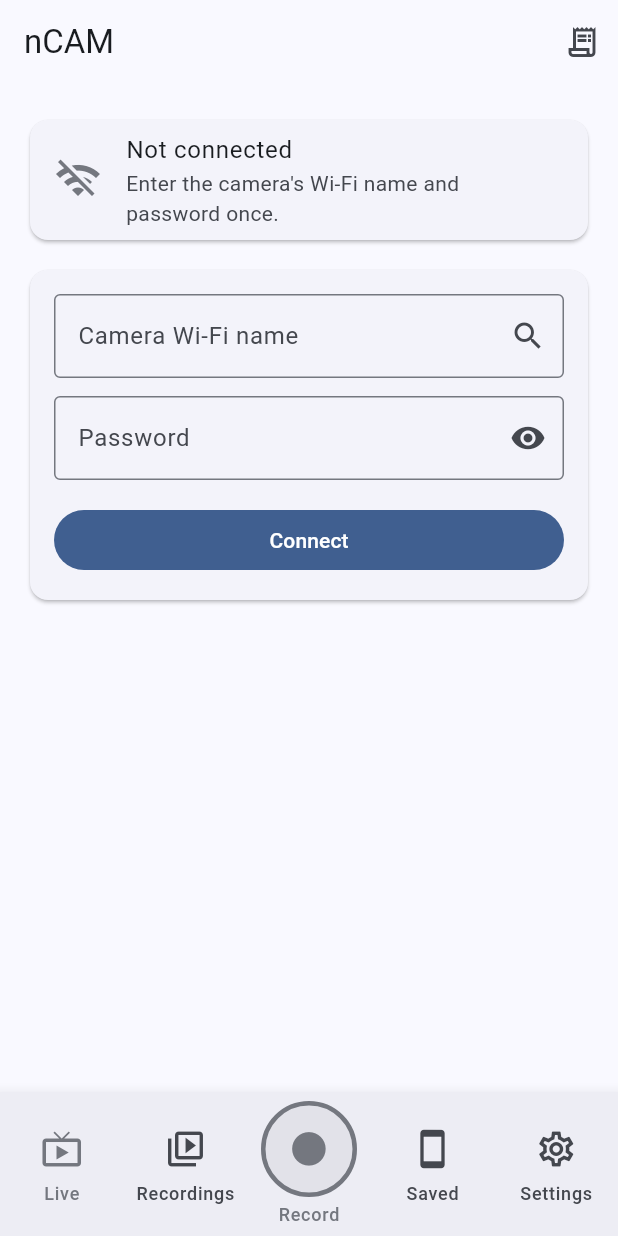
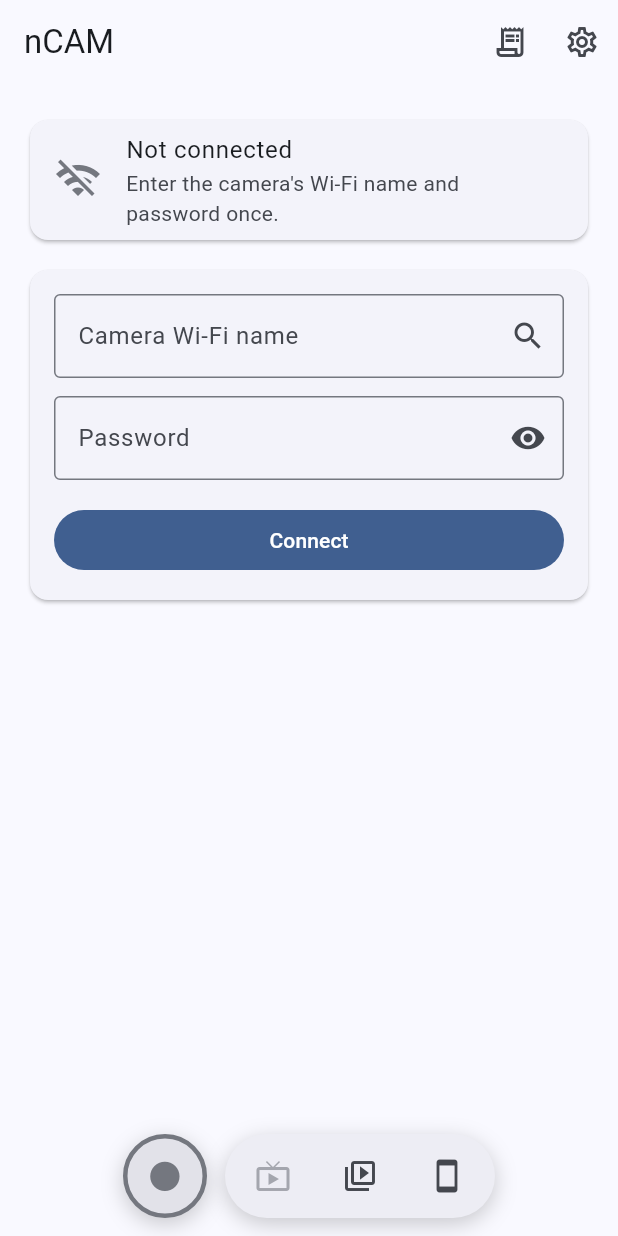
Before and after one commit to EnderDragonEP/nCAM, a Flutter app: the screen it shows after launch, on a phone screen of 412 x 824 dp. Run offline on Flutter 3.47's test engine with Material 3 defaults, Android fonts, the phone set to English and light mode, and no system bars; our stand-ins replace flutter_riverpod, flutter_secure_storage, shared_preferences, video_player.

Commit message:
feat: replace the bottom bar with a floating dock
The dock is now a floating pill of icons (Live, Recordings, Saved), in
the style of Next Player, with a highlight that slides to the open page
and the record button floating beside it. Pages scroll behind it over a
soft fade and leave room at their end. Settings moved to the home
page's top bar, next to the log button.

The highlight uses Material 3's emphasized easing; easeOutBack
overshot and was cut off at the end of the pill.

Co-Authored-By: Claude Opus 5.5 <noreply@anthropic.com>

```diff
--- a/lib/ui/app_shell.dart
+++ b/lib/ui/app_shell.dart
@@ -75,13 +75,50 @@ class _AppShellState extends ConsumerState<AppShell> {
       onPopInvokedWithResult: (didPop, _) {
         if (!didPop) home();
       },
-      child: Scaffold(body: page, bottomNavigationBar: const Dock()),
+      // extendBody: pages run behind the floating dock instead of stopping above it.
+      child: Scaffold(
+        extendBody: true,
+        body: page,
+        bottomNavigationBar: const Dock(),
+      ),
     );
   }
 }
 
+/// One page in the floating dock.
+class _Destination {
+  const _Destination(this.tab, this.icon, this.selectedIcon, this.label);
+  final ShellTab tab;
+  final IconData icon;
+  final IconData selectedIcon;
+  final String label;
+}
+
+const _destinations = [
+  _Destination(ShellTab.live, Icons.live_tv_outlined, Icons.live_tv, 'Live'),
+  _Destination(
+    ShellTab.recordings,
+    Icons.video_library_outlined,
+    Icons.video_library,
+    'Recordings',
+  ),
+  _Destination(
+    ShellTab.saved,
+    Icons.smartphone_outlined,
+    Icons.smartphone,
+    'Saved',
+  ),
+];
+
+/// Floating navigation: the record button on the left, and a pill of page icons with
+/// a highlight that slides to the open page. Settings opens from the home page. Pages scroll behind it over
+/// a soft fade.
 class Dock extends ConsumerWidget {
   const Dock({super.key});
+
+  static const itemWidth = 56.0;
+  static const itemHeight = 48.0;
+  static const itemGap = 2.0;
 
   @override
   Widget build(BuildContext context, WidgetRef ref) {
@@ -89,46 +126,97 @@ class Dock extends ConsumerWidget {
     final session = ref.watch(sessionProvider);
     final ready = session.connected && session.status != null;
     final scheme = Theme.of(context).colorScheme;
+    final background = Theme.of(context).scaffoldBackgroundColor;
 
-    Widget item(ShellTab target, IconData icon, String label, bool enabled) =>
-        Expanded(
-          child: _DockItem(
-            icon: icon,
-            label: label,
-            selected: tab == target,
-            enabled: enabled,
+    bool enabled(ShellTab t) => t != ShellTab.live || ready;
+    final selected = _destinations.indexWhere((d) => d.tab == tab);
+
+    final pill = DecoratedBox(
+      decoration: BoxDecoration(
+        color: scheme.surfaceContainer,
+        borderRadius: BorderRadius.circular(100),
+        boxShadow: const [
+          BoxShadow(
+            color: Color(0x33000000),
+            blurRadius: 12,
+            offset: Offset(0, 4),
+          ),
+        ],
+      ),
+      child: Padding(
+        padding: const EdgeInsets.all(4),
+        child: SizedBox(
+          width:
+              _destinations.length * itemWidth +
+              (_destinations.length - 1) * itemGap,
+          height: itemHeight,
+          child: Stack(
+            children: [
+              // The highlight behind the open page; hidden on the home page.
+              AnimatedPositioned(
+                // Material 3's emphasized easing: lively, but it never overshoots,
+                // so the highlight cannot slide past the end of the pill and get
+                // cut off (easeOutBack did).
+                duration: const Duration(milliseconds: 400),
+                curve: Curves.easeInOutCubicEmphasized,
+                left: (selected < 0 ? 0 : selected) * (itemWidth + itemGap),
+                top: 0,
+                width: itemWidth,
+                height: itemHeight,
+                child: AnimatedOpacity(
+                  duration: const Duration(milliseconds: 200),
+                  opacity: selected < 0 ? 0 : 1,
+                  child: DecoratedBox(
+                    decoration: BoxDecoration(
+                      color: scheme.secondaryContainer,
+                      borderRadius: BorderRadius.circular(100),
+                    ),
+                  ),
+                ),
+              ),
+              Row(
+                children: [
+                  for (var i = 0; i < _destinations.length; i++) ...[
+                    if (i > 0) const SizedBox(width: itemGap),
+                    _DockItem(
+                      destination: _destinations[i],
+                      selected: i == selected,
+                      enabled: enabled(_destinations[i].tab),
                       // Tapping the open page again goes back home.
                       onTap: () => ref
                           .read(shellTabProvider.notifier)
-                .show(tab == target ? null : target),
+                          .show(i == selected ? null : _destinations[i].tab),
+                    ),
+                  ],
+                ],
+              ),
+            ],
+          ),
+        ),
       ),
     );
 
-    return Material(
-      color: scheme.surfaceContainer,
-      elevation: 8,
+    return DecoratedBox(
+      // Pages scroll behind the dock; this fade keeps it readable over them.
+      decoration: BoxDecoration(
+        gradient: LinearGradient(
+          begin: Alignment.topCenter,
+          end: Alignment.bottomCenter,
+          colors: [background.withValues(alpha: 0), background],
+        ),
+      ),
       child: SafeArea(
         top: false,
-        // Sized by its contents, so large system text never overflows it.
         child: Padding(
-          padding: const EdgeInsets.symmetric(vertical: 6),
+          padding: const EdgeInsets.fromLTRB(16, 16, 16, 12),
           child: Row(
-            crossAxisAlignment: CrossAxisAlignment.center,
+            mainAxisAlignment: MainAxisAlignment.center,
             children: [
-              item(ShellTab.live, Icons.live_tv_outlined, 'Live', ready),
-              item(
-                ShellTab.recordings,
-                Icons.video_library_outlined,
-                'Recordings',
-                true,
-              ),
-              const Expanded(child: RecordButton()),
-              item(ShellTab.saved, Icons.smartphone, 'Saved', true),
-              item(
-                ShellTab.settings,
-                Icons.settings_outlined,
-                'Settings',
-                true, // app settings work without the camera
+              const RecordButton(),
+              const SizedBox(width: 12),
+              // Shrinks only if the screen is very narrow or the text is huge.
+              Flexible(
+                child: FittedBox(fit: BoxFit.scaleDown, child: pill),
               ),
             ],
           ),
@@ -140,15 +228,13 @@ class Dock extends ConsumerWidget {
 
 class _DockItem extends StatelessWidget {
   const _DockItem({
-    required this.icon,
-    required this.label,
+    required this.destination,
     required this.selected,
     required this.enabled,
     required this.onTap,
   });
 
-  final IconData icon;
-  final String label;
+  final _Destination destination;
   final bool selected;
   final bool enabled;
   final VoidCallback onTap;
@@ -157,44 +243,29 @@ class _DockItem extends StatelessWidget {
   Widget build(BuildContext context) {
     final scheme = Theme.of(context).colorScheme;
     final color = !enabled
-        ? scheme.outline
+        ? scheme.outline.withValues(alpha: 0.6)
         : selected
-        ? scheme.primary
+        ? scheme.onSecondaryContainer
         : scheme.onSurfaceVariant;
-    return Semantics(
+    return Tooltip(
+      message: destination.label,
+      child: Semantics(
         button: true,
         selected: selected,
         enabled: enabled,
-      label: label,
+        label: destination.label,
         excludeSemantics: true,
         child: InkWell(
           onTap: enabled ? onTap : null,
-        child: Padding(
-          padding: const EdgeInsets.symmetric(vertical: 8),
-          child: Column(
-            mainAxisSize: MainAxisSize.min,
-            children: [
-              Container(
-                padding: const EdgeInsets.symmetric(
-                  horizontal: 16,
-                  vertical: 4,
+          customBorder: const StadiumBorder(),
+          child: SizedBox(
+            width: Dock.itemWidth,
+            height: Dock.itemHeight,
+            child: Icon(
+              selected ? destination.selectedIcon : destination.icon,
+              size: 24,
+              color: color,
             ),
-                decoration: BoxDecoration(
-                  color: selected ? scheme.secondaryContainer : null,
-                  borderRadius: BorderRadius.circular(16),
-                ),
-                child: Icon(icon, size: 28, color: color),
-              ),
-              const SizedBox(height: 4),
-              Text(
-                label,
-                maxLines: 1,
-                overflow: TextOverflow.fade,
-                softWrap: false,
-                style: Theme.of(context).textTheme.labelMedium
-                    ?.copyWith(color: color),
-              ),
-            ],
           ),
         ),
       ),
--- a/lib/ui/home_screen.dart
+++ b/lib/ui/home_screen.dart
@@ -33,6 +33,13 @@ class HomeScreen extends ConsumerWidget {
             ),
             icon: const Icon(Icons.receipt_long_outlined),
           ),
+          // Opens inside the app frame, so the dock stays and Back returns here.
+          IconButton(
+            tooltip: 'Settings',
+            onPressed: () =>
+                ref.read(shellTabProvider.notifier).show(ShellTab.settings),
+            icon: const Icon(Icons.settings_outlined),
+          ),
           if (s.connected)
             IconButton(
               tooltip: 'Refresh',
@@ -50,7 +57,13 @@ class HomeScreen extends ConsumerWidget {
       body: !s.loaded
           ? const SizedBox.shrink()
           : ListView(
-              padding: const EdgeInsets.all(16),
+              // The floating dock sits over the bottom of the page.
+              padding: EdgeInsets.fromLTRB(
+                16,
+                16,
+                16,
+                16 + MediaQuery.paddingOf(context).bottom,
+              ),
               children: [
                 _LinkCard(state: s),
                 const RecordingPausedBanner(margin: EdgeInsets.only(top: 12)),
--- a/lib/ui/record_button.dart
+++ b/lib/ui/record_button.dart
@@ -14,7 +14,7 @@ const holdToStop = Duration(milliseconds: 1500);
 /// Not recording: a tap starts recording. Recording: a tap only explains; the button has
 /// to be held while a ring fills, so a mis-tap on the road never stops the camera.
 class RecordButton extends ConsumerStatefulWidget {
-  const RecordButton({super.key, this.size = 64});
+  const RecordButton({super.key, this.size = 56});
   final double size;
 
   @override
@@ -86,21 +86,25 @@ class _RecordButtonState extends ConsumerState<RecordButton>
     final scheme = Theme.of(context).colorScheme;
     final size = widget.size;
 
+    // No visible label in the floating dock: the state is in the icon and colour, and
+    // spelled out for screen readers here.
     final String label;
     if (!available) {
-      label = fastPhase != FastPhase.idle ? 'Paused' : 'Record';
+      label = fastPhase != FastPhase.idle
+          ? 'Recording paused for fast download.'
+          : 'Record. Not available until the camera is connected.';
     } else if (_working) {
-      label = recording ? 'Stopping…' : 'Starting…';
+      label = recording ? 'Stopping recording.' : 'Starting recording.';
     } else {
-      label = recording ? 'Hold to stop' : 'Record';
+      label = recording
+          ? 'Recording. Press and hold to stop.'
+          : 'Not recording. Tap to start.';
     }
 
     return Semantics(
       button: true,
       enabled: enabled,
-      label: recording
-          ? 'Recording. Press and hold to stop.'
-          : 'Not recording. Tap to start.',
+      label: label,
       child: GestureDetector(
         behavior: HitTestBehavior.opaque,
         onTapDown: !enabled
@@ -133,10 +137,7 @@ class _RecordButtonState extends ConsumerState<RecordButton>
           if (_pressWhileRecording == true) _hold.reverse();
           _pressWhileRecording = null;
         },
-        child: Column(
-          mainAxisSize: MainAxisSize.min,
-          children: [
-            SizedBox(
+        child: SizedBox(
           width: size,
           height: size,
           child: Stack(
@@ -151,11 +152,18 @@ class _RecordButtonState extends ConsumerState<RecordButton>
                       ? scheme.surfaceContainerHighest
                       : recording
                       ? Colors.red
-                          : scheme.surfaceContainerHigh,
+                      : scheme.surfaceContainer,
                   border: Border.all(
                     color: available ? Colors.red : scheme.outline,
                     width: 3,
                   ),
+                  boxShadow: const [
+                    BoxShadow(
+                      color: Color(0x33000000),
+                      blurRadius: 12,
+                      offset: Offset(0, 4),
+                    ),
+                  ],
                 ),
                 child: _working
                     ? Padding(
@@ -166,7 +174,11 @@ class _RecordButtonState extends ConsumerState<RecordButton>
                         ),
                       )
                     : Icon(
-                            recording ? Icons.stop_rounded : Icons.circle,
+                        !available && fastPhase != FastPhase.idle
+                            ? Icons.pause_rounded
+                            : recording
+                            ? Icons.stop_rounded
+                            : Icons.circle,
                         size: recording ? size * 0.5 : size * 0.42,
                         color: !available
                             ? scheme.outline
@@ -175,34 +187,24 @@ class _RecordButtonState extends ConsumerState<RecordButton>
                             : Colors.red,
                       ),
               ),
+              // The ring that fills while the button is held to stop.
               AnimatedBuilder(
                 animation: _hold,
                 builder: (context, _) => _hold.value == 0
                     ? const SizedBox.shrink()
                     : SizedBox(
-                            width: size + 8,
-                            height: size + 8,
+                        width: size,
+                        height: size,
                         child: CircularProgressIndicator(
                           value: _hold.value,
                           strokeWidth: 5,
-                              color: scheme.onSurface,
+                          color: recording ? Colors.white : scheme.onSurface,
                         ),
                       ),
               ),
             ],
           ),
         ),
-            const SizedBox(height: 4),
-            Text(
-              label,
-              maxLines: 1,
-              softWrap: false,
-              overflow: TextOverflow.fade,
-              style: Theme.of(context).textTheme.labelMedium
-                  ?.copyWith(color: available ? null : scheme.outline),
-            ),
-          ],
-        ),
       ),
     );
   }
```
Also changed, not shown: 1 other file. Lines whose indentation alone changed are shown as unchanged.
